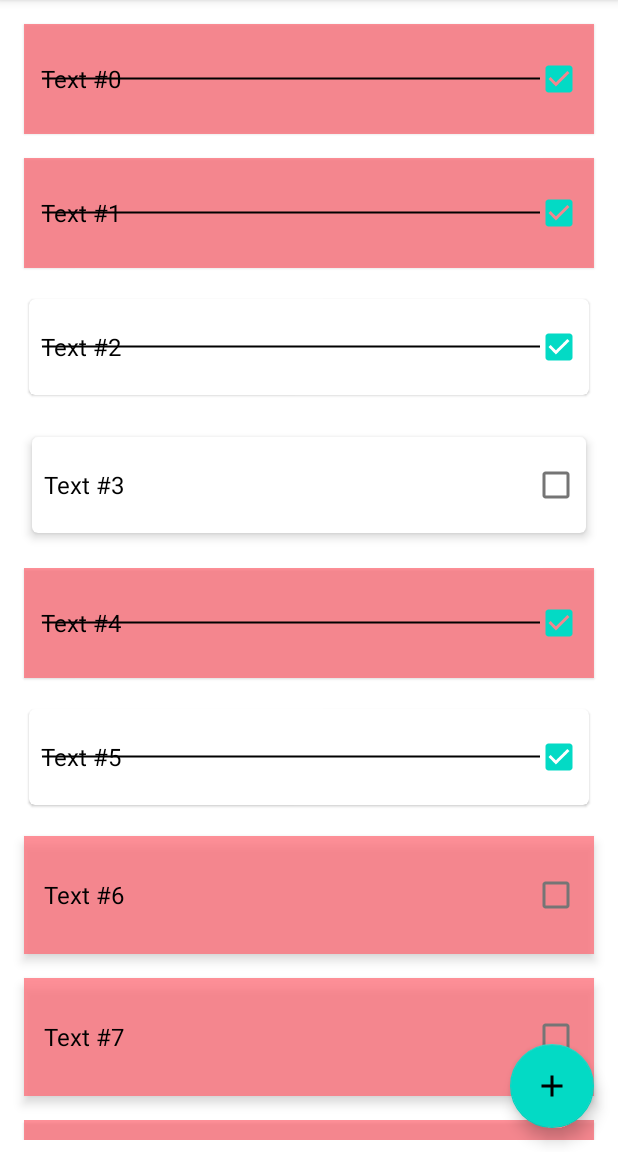
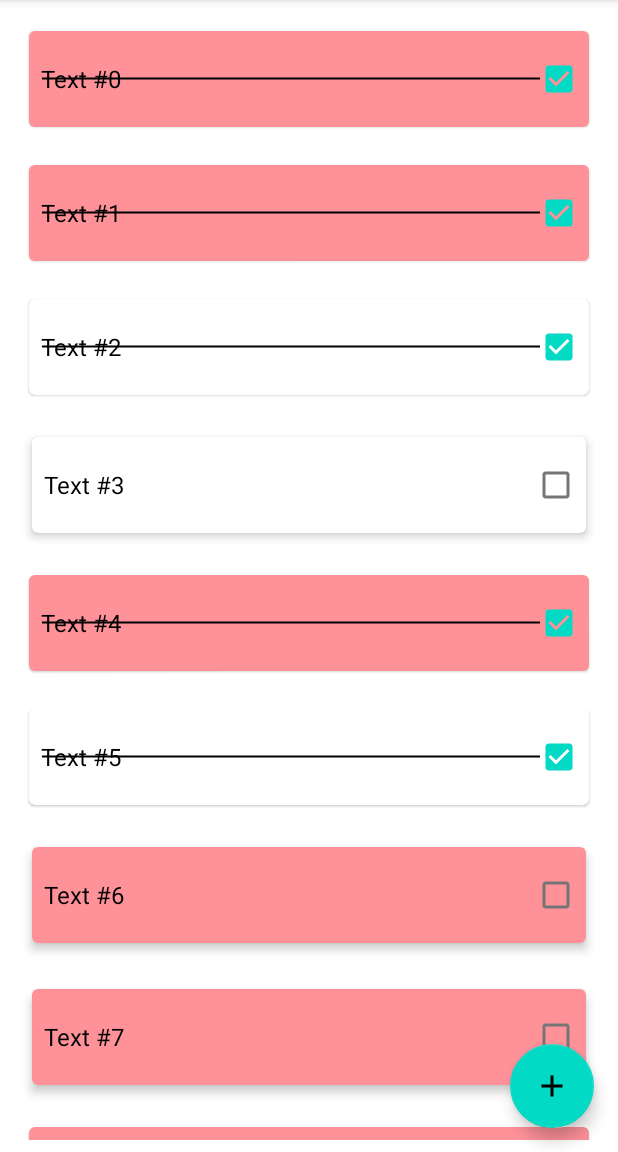
Before and after one commit to sevagrbnv/Simple_ToDo, an Android app: the screen it shows after launch (MainActivity), on a phone screen of 412 x 824 dp, the part 84-1236 px from its top. Run offline under Robolectric (Android 15) with nearby library versions, the light colour scheme and no system bars.

Commit message:
Add hints for empty list and empty second fragment. Fixed UI of tasks with high priority

```diff
--- a/app/src/main/java/com/example/simpletodo/data/TodoListRepositoryImpl.kt
+++ b/app/src/main/java/com/example/simpletodo/data/TodoListRepositoryImpl.kt
@@ -36,8 +36,12 @@ object TodoListRepositoryImpl: TodoListRepository {
     }
 
     override fun editTodoItem(todoItem: TodoItem) {
-        val oldItem = getTodoItem(todoItem.id)
-        todoList.remove(oldItem)
+        try {
+            val oldItem = getTodoItem(todoItem.id)
+            todoList.remove(oldItem)
+        } catch (e: java.lang.Exception) {
+            e.printStackTrace()
+        }
         addTodoItem(todoItem)
     }
 
--- a/app/src/main/java/com/example/simpletodo/presentation/MainActivity.kt
+++ b/app/src/main/java/com/example/simpletodo/presentation/MainActivity.kt
@@ -2,6 +2,8 @@ package com.example.simpletodo.presentation
 
 import androidx.appcompat.app.AppCompatActivity
 import android.os.Bundle
+import android.widget.TextView
+import androidx.core.view.isVisible
 import androidx.fragment.app.Fragment
 import androidx.fragment.app.FragmentContainerView
 import com.example.simpletodo.R
@@ -31,6 +33,24 @@ class MainActivity : AppCompatActivity(),
 
     override fun onEditingFinished() {
         replaceWithPopBackStack(R.id.main_container, MainFragment())
+        hideSecondFragment()
+    }
+
+    private fun showSecondFragment() {
+        setVisibleOfSecondFragment(true)
+    }
+
+    private fun hideSecondFragment() {
+        setVisibleOfSecondFragment(false)
+    }
+
+    private fun setVisibleOfSecondFragment(state: Boolean) {
+        if (!isOnePaneMode()) {
+            val container = findViewById<FragmentContainerView>(R.id.todoitem_container)
+            val textIfIsEmpty = findViewById<TextView>(R.id.textSecondFragmentIsEmpty)
+            container.isVisible = state
+            textIfIsEmpty.isVisible = !state
+        }
     }
 
     private fun isOnePaneMode(): Boolean {
@@ -48,6 +68,7 @@ class MainActivity : AppCompatActivity(),
         val currentContainer = if (isOnePaneMode()) R.id.main_container
             else R.id.todoitem_container
         replaceWithPopBackStack(currentContainer, fragment)
+        showSecondFragment()
     }
 
     private fun replaceWithPopBackStack(container: Int, fragment: Fragment) {
--- a/app/src/main/java/com/example/simpletodo/presentation/MainFragment.kt
+++ b/app/src/main/java/com/example/simpletodo/presentation/MainFragment.kt
@@ -6,6 +6,8 @@ import androidx.fragment.app.Fragment
 import android.view.LayoutInflater
 import android.view.View
 import android.view.ViewGroup
+import android.widget.TextView
+import androidx.core.view.isVisible
 import androidx.lifecycle.ViewModelProvider
 import androidx.recyclerview.widget.ItemTouchHelper
 import androidx.recyclerview.widget.RecyclerView
@@ -15,10 +17,13 @@ import com.google.android.material.floatingactionbutton.FloatingActionButton
 
 class MainFragment : Fragment() {
 
-    private lateinit var openSecondFragmentListener: OpenSecondFragmentListener
+    private var openSecondFragmentListener: OpenSecondFragmentListener? = null
+    private var secondFragmentIsEmptyText: TextView? = null
 
     private lateinit var viewModel: MainViewModel
     private lateinit var todoListAdapter: TodoListAdapter
+
+    private lateinit var textIfEmpty: TextView
 
     override fun onAttach(context: Context) {
         super.onAttach(context)
@@ -27,6 +32,11 @@ class MainFragment : Fragment() {
         } else {
             throw RuntimeException("Activity must implement OnEditingFinishedListener")
         }
+    }
+
+    override fun onDetach() {
+        super.onDetach()
+        openSecondFragmentListener = null
     }
 
     override fun onCreateView(
@@ -38,19 +48,21 @@ class MainFragment : Fragment() {
 
     override fun onViewCreated(view: View, savedInstanceState: Bundle?) {
         super.onViewCreated(view, savedInstanceState)
-        setRecView(view)
+
         viewModel = ViewModelProvider(this)[MainViewModel::class.java]
         viewModel.todoList.observe(viewLifecycleOwner) {
             todoListAdapter.submitList(it)
         }
+        setRecView(view)
         val btnAddItem = view.findViewById<FloatingActionButton>(R.id.fab)
         btnAddItem.setOnClickListener {
-            openSecondFragmentListener.openSecondFragment(ADD_MODE, NEEDLES_KEY)
+            openSecondFragmentListener?.openSecondFragment(ADD_MODE, NEEDLES_KEY)
         }
     }
 
     private fun setRecView(view: View) {
         val rcViewTodoList = view.findViewById<RecyclerView>(R.id.recView)
+        textIfEmpty = view.findViewById(R.id.textIfEmptyList)
         todoListAdapter = TodoListAdapter()
         with(rcViewTodoList) {
             adapter = todoListAdapter
@@ -67,10 +79,17 @@ class MainFragment : Fragment() {
                 TodoListAdapter.ITEM_IS_NOT_COMPLETE_HIGH,
                 TodoListAdapter.MAX_POOL_SIZE)
         }
-
         setCheckboxListener()
         setItemClickListener()
         setSwipeListener(rcViewTodoList)
+        checkListForEmpty(rcViewTodoList)
+    }
+
+    private fun checkListForEmpty(rcView: RecyclerView) {
+        if (viewModel.isEmptyList()) {
+            rcView.visibility = View.INVISIBLE
+            textIfEmpty.visibility = View.VISIBLE
+        }
     }
 
     private fun setSwipeListener(rcViewTodoList: RecyclerView) {
@@ -89,6 +108,7 @@ class MainFragment : Fragment() {
             override fun onSwiped(viewHolder: RecyclerView.ViewHolder, direction: Int) {
                 val item = todoListAdapter.currentList[viewHolder.adapterPosition]
                 viewModel.deleteTodoItem(item)
+                checkListForEmpty(rcViewTodoList)
             }
         }
         val itemTouchHelper = ItemTouchHelper(callback)
@@ -97,7 +117,7 @@ class MainFragment : Fragment() {
 
     private fun setItemClickListener() {
         todoListAdapter.onTodoItemClickListener = {
-            openSecondFragmentListener.openSecondFragment(EDIT_MODE, it.id)
+            openSecondFragmentListener?.openSecondFragment(EDIT_MODE, it.id)
         }
     }
 
--- a/app/src/main/java/com/example/simpletodo/presentation/MainViewModel.kt
+++ b/app/src/main/java/com/example/simpletodo/presentation/MainViewModel.kt
@@ -1,5 +1,7 @@
 package com.example.simpletodo.presentation
 
+import android.util.Log
+import androidx.lifecycle.LiveData
 import androidx.lifecycle.MutableLiveData
 import androidx.lifecycle.ViewModel
 import com.example.simpletodo.data.TodoListRepositoryImpl
@@ -18,6 +20,10 @@ class MainViewModel : ViewModel() {
 
     val todoList = getTodoListUseCase.execute()
 
+//    private val _isEmptyList = MutableLiveData<Boolean>()
+//    val isEmptyList: LiveData<Boolean>
+//        get() = _isEmptyList
+
     fun deleteTodoItem(todoItem: TodoItem) {
         deleteTodoListUseCase.execute(todoItem)
     }
@@ -27,4 +33,8 @@ class MainViewModel : ViewModel() {
         val newItem = todoItem.copy(isComplete = !todoItem.isComplete)
         editTodoItemUseCase.execute(newItem)
     }
+
+    fun isEmptyList(): Boolean {
+        return todoList.value.isNullOrEmpty()
+    }
 }
--- a/app/src/main/java/com/example/simpletodo/presentation/TodoItemFragment.kt
+++ b/app/src/main/java/com/example/simpletodo/presentation/TodoItemFragment.kt
@@ -21,7 +21,7 @@ import com.google.android.material.textfield.TextInputLayout
 class TodoItemFragment : Fragment() {
 
     private lateinit var viewModel: ItemViewModel
-    private lateinit var onEditingFinishedListener: OnEditingFinishedListener
+    private var onEditingFinishedListener: OnEditingFinishedListener? = null
 
     private lateinit var tilDesc: TextInputLayout
     private lateinit var edTextDesc: TextInputEditText
@@ -38,6 +38,11 @@ class TodoItemFragment : Fragment() {
         } else {
             throw RuntimeException("Activity must implement OnEditingFinishedListener")
         }
+    }
+
+    override fun onDetach() {
+        super.onDetach()
+        onEditingFinishedListener = null
     }
 
     override fun onCreate(savedInstanceState: Bundle?) {
@@ -73,7 +78,7 @@ class TodoItemFragment : Fragment() {
         }
 
         viewModel.shouldCloseScreen.observe(viewLifecycleOwner) {
-            onEditingFinishedListener.onEditingFinished()
+            onEditingFinishedListener?.onEditingFinished()
         }
     }
 
--- a/app/src/main/java/com/example/simpletodo/presentation/mainRecView/TodoListAdapter.kt
+++ b/app/src/main/java/com/example/simpletodo/presentation/mainRecView/TodoListAdapter.kt
@@ -14,15 +14,12 @@ class TodoListAdapter : ListAdapter<TodoItem, TodoItemViewHolder>(TodoItemDiffCa
     override fun onCreateViewHolder(parent: ViewGroup, viewType: Int): TodoItemViewHolder {
         val layout = when (viewType) {
             ITEM_IS_COMPLETE -> R.layout.todoitem_disable
-            ITEM_IS_COMPLETE_HIGH -> R.layout.todoitem_disable
+            ITEM_IS_COMPLETE_HIGH -> R.layout.todoitem_disable_high
             ITEM_IS_NOT_COMPLETE -> R.layout.todoitem_enable
-            ITEM_IS_NOT_COMPLETE_HIGH -> R.layout.todoitem_enable
+            ITEM_IS_NOT_COMPLETE_HIGH -> R.layout.todoitem_enable_high
             else -> throw java.lang.RuntimeException("Unknown type of view: $viewType")
         }
         val view = LayoutInflater.from(parent.context).inflate(layout, parent,false)
-        if (viewType == ITEM_IS_NOT_COMPLETE_HIGH || viewType == ITEM_IS_COMPLETE_HIGH)
-            view.setBackgroundResource(R.color.red_high)
-            //view.setBackground(ContextCompat.getColor(parent.context, R.color.red_high))
         return TodoItemViewHolder(view)
     }
 
--- a/app/src/main/res/layout-land/activity_main.xml
+++ b/app/src/main/res/layout-land/activity_main.xml
@@ -25,6 +25,17 @@
         android:layout_width="0dp"
         android:layout_height="match_parent"
         app:layout_constraintStart_toStartOf="@id/guideline_middle"
-        app:layout_constraintEnd_toEndOf="parent"/>
+        app:layout_constraintEnd_toEndOf="parent"
+        android:visibility="invisible"/>
+
+    <TextView
+        android:id="@+id/textSecondFragmentIsEmpty"
+        android:layout_width="0dp"
+        android:layout_height="match_parent"
+        app:layout_constraintStart_toStartOf="@id/guideline_middle"
+        app:layout_constraintEnd_toEndOf="parent"
+        android:text="@string/here_will_be_your_tasks"
+        android:gravity="center"
+        android:visibility="visible"/>
 
 </androidx.constraintlayout.widget.ConstraintLayout>
--- a/app/src/main/res/layout/fragment_main.xml
+++ b/app/src/main/res/layout/fragment_main.xml
@@ -15,7 +15,16 @@
         tools:listitem="@layout/todoitem_enable"
         android:paddingBottom="64dp"
         android:clipToPadding="false"
-        android:scrollbarStyle="outsideOverlay"/>
+        android:scrollbarStyle="outsideOverlay"
+        android:visibility="visible"/>
+
+    <TextView
+        android:id="@+id/textIfEmptyList"
+        android:layout_width="match_parent"
+        android:layout_height="match_parent"
+        android:text="@string/list_is_empty"
+        android:gravity="center"
+        android:visibility="invisible"/>
 
     <com.google.android.material.floatingactionbutton.FloatingActionButton
         android:id="@+id/fab"
--- /dev/null
+++ b/app/src/main/res/layout/todoitem_disable_high.xml
@@ -0,0 +1,41 @@
+<?xml version="1.0" encoding="utf-8"?>
+<androidx.cardview.widget.CardView
+    xmlns:android="http://schemas.android.com/apk/res/android"
+    xmlns:app="http://schemas.android.com/apk/res-auto"
+    xmlns:tools="http://schemas.android.com/tools"
+    android:layout_width="match_parent"
+    android:layout_height="wrap_content"
+    android:layout_margin="@dimen/small_margin"
+    app:cardCornerRadius="@dimen/corner_radius"
+    app:cardElevation="@dimen/disable_elevation"
+    app:cardUseCompatPadding="true">
+
+    <LinearLayout
+        android:layout_width="match_parent"
+        android:layout_height="wrap_content"
+        android:orientation="horizontal"
+        android:background="@color/red_high"
+        android:padding="@dimen/small_margin">
+
+        <TextView
+            android:id="@+id/tv_desc"
+            android:layout_width="match_parent"
+            android:layout_height="wrap_content"
+            android:textColor="@color/black"
+            android:layout_weight="1"
+            android:text="fshfhfdfgf"
+            android:background="@drawable/strikethrough_layerlist"
+            android:textSize="@dimen/text_size"
+            android:layout_gravity="center_vertical"
+            android:maxLines="3"/>
+
+        <CheckBox
+            android:id="@+id/cb"
+            android:layout_width="wrap_content"
+            android:layout_height="wrap_content"
+            android:padding="@dimen/small_margin"
+            android:layout_weight="1"
+            android:layout_gravity="center_vertical"/>
+    </LinearLayout>
+
+</androidx.cardview.widget.CardView>
--- /dev/null
+++ b/app/src/main/res/layout/todoitem_enable_high.xml
@@ -0,0 +1,39 @@
+<?xml version="1.0" encoding="utf-8"?>
+<androidx.cardview.widget.CardView
+    xmlns:android="http://schemas.android.com/apk/res/android"
+    xmlns:app="http://schemas.android.com/apk/res-auto"
+    xmlns:tools="http://schemas.android.com/tools"
+    android:layout_width="match_parent"
+    android:layout_height="wrap_content"
+    android:layout_margin="@dimen/small_margin"
+    app:cardCornerRadius="@dimen/corner_radius"
+    app:cardElevation="@dimen/enable_elevation"
+    app:cardUseCompatPadding="true">
+
+    <LinearLayout
+        android:layout_width="match_parent"
+        android:layout_height="wrap_content"
+        android:orientation="horizontal"
+        android:background="@color/red_high"
+        android:padding="@dimen/small_margin">
+
+        <TextView
+            android:id="@+id/tv_desc"
+            android:layout_width="match_parent"
+            android:layout_height="wrap_content"
+            android:textColor="@color/black"
+            android:layout_weight="1"
+            android:textSize="@dimen/text_size"
+            android:layout_gravity="center_vertical"
+            android:maxLines="3"/>
+
+        <CheckBox
+            android:id="@+id/cb"
+            android:layout_width="wrap_content"
+            android:layout_height="wrap_content"
+            android:layout_weight="1"
+            android:padding="@dimen/small_margin"
+            android:layout_gravity="center_vertical"/>
+    </LinearLayout>
+
+</androidx.cardview.widget.CardView>
--- a/app/src/main/res/values/strings.xml
+++ b/app/src/main/res/values/strings.xml
@@ -5,4 +5,6 @@
     <string name="error_empty_line">Error! Line is empty</string>
     <!-- TODO: Remove or change this placeholder text -->
     <string name="hello_blank_fragment">Hello blank fragment</string>
+    <string name="list_is_empty">List is empty</string>
+    <string name="here_will_be_your_tasks">Here will be your tasks</string>
 </resources>
```
